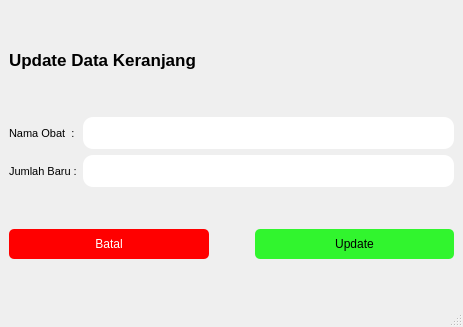
Qt form frontend/updateObatKeranjang.ui (RN-1986/Aplikasi-apotek) before a commit.
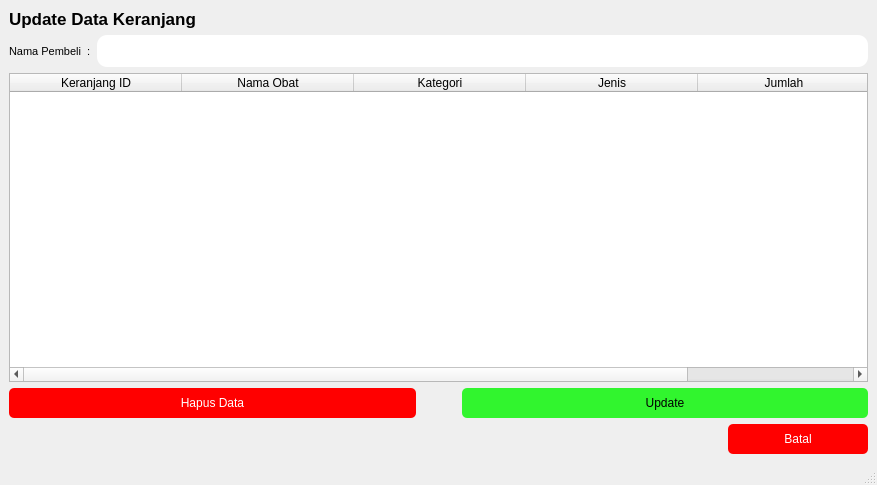
The same form after that commit.

What changed in the file:
```diff
--- a/frontend/updateObatKeranjang.ui
+++ b/frontend/updateObatKeranjang.ui
@@ -6,8 +6,8 @@
    <rect>
     <x>0</x>
     <y>0</y>
-    <width>463</width>
-    <height>327</height>
+    <width>877</width>
+    <height>485</height>
    </rect>
   </property>
   <property name="windowTitle">
@@ -42,16 +42,7 @@
     </item>
     <item>
      <layout class="QGridLayout" name="gridLayout">
-      <item row="1" column="2">
-       <widget class="QLineEdit" name="lineEdit_2">
-        <property name="styleSheet">
-         <string notr="true">background-color: rgb(255, 255, 255);
-border-radius: 10px;
-padding: 8px 8px;</string>
-        </property>
-       </widget>
-      </item>
-      <item row="0" column="1">
+      <item row="0" column="0">
        <widget class="QLabel" name="label_2">
         <property name="font">
          <font>
@@ -62,26 +53,11 @@
          <string notr="true"/>
         </property>
         <property name="text">
-         <string>Nama Obat  :</string>
+         <string>Nama Pembeli  :</string>
         </property>
        </widget>
       </item>
-      <item row="1" column="1">
-       <widget class="QLabel" name="label_4">
-        <property name="font">
-         <font>
-          <pointsize>8</pointsize>
-         </font>
-        </property>
-        <property name="styleSheet">
-         <string notr="true"/>
-        </property>
-        <property name="text">
-         <string>Jumlah Baru :</string>
-        </property>
-       </widget>
-      </item>
-      <item row="0" column="2">
+      <item row="0" column="1">
        <widget class="QLineEdit" name="lineEdit">
         <property name="styleSheet">
          <string notr="true">background-color: rgb(255, 255, 255);
@@ -92,6 +68,42 @@
       </item>
      </layout>
     </item>
+    <item>
+     <widget class="QTableWidget" name="tableWidget">
+      <property name="styleSheet">
+       <string notr="true">
+</string>
+      </property>
+      <attribute name="horizontalHeaderDefaultSectionSize">
+       <number>172</number>
+      </attribute>
+      <column>
+       <property name="text">
+        <string>Keranjang ID</string>
+       </property>
+      </column>
+      <column>
+       <property name="text">
+        <string>Nama Obat</string>
+       </property>
+      </column>
+      <column>
+       <property name="text">
+        <string>Kategori</string>
+       </property>
+      </column>
+      <column>
+       <property name="text">
+        <string>Jenis</string>
+       </property>
+      </column>
+      <column>
+       <property name="text">
+        <string>Jumlah</string>
+       </property>
+      </column>
+     </widget>
+    </item>
     <item>
      <layout class="QGridLayout" name="gridLayout_2">
       <item row="0" column="2">
@@ -125,7 +137,7 @@
        </widget>
       </item>
       <item row="0" column="0">
-       <widget class="QPushButton" name="pushButton_batal">
+       <widget class="QPushButton" name="pushButton_hapus">
         <property name="styleSheet">
          <string notr="true">QPushButton { 
 border-radius: 5px;
@@ -149,7 +161,7 @@
 }</string>
         </property>
         <property name="text">
-         <string>Batal</string>
+         <string>Hapus Data</string>
         </property>
        </widget>
       </item>
@@ -171,6 +183,36 @@
       </item>
      </layout>
     </item>
+    <item alignment="Qt::AlignRight">
+     <widget class="QPushButton" name="pushButton_batal">
+      <property name="styleSheet">
+       <string notr="true">QPushButton { 
+border-radius: 5px;
+padding: 8px 20px;
+min-width: 100px;   
+	background-color: rgb(255, 0, 0);
+    color: white;
+}
+
+/* Saat kursor hover */
+QPushButton:hover {
+     /* warna saat hover */
+background-color:rgb(213, 0, 0);
+	color: white;
+}
+
+/* Saat tombol ditekan */
+QPushButton:pressed {
+     /* warna saat ditekan */
+background-color: rgb(213, 0, 0);
+	color: white;
+}</string>
+      </property>
+      <property name="text">
+       <string>Batal</string>
+      </property>
+     </widget>
+    </item>
    </layout>
   </widget>
   <widget class="QMenuBar" name="menubar">
```
Left out of the diff: 62 changed lines with no effect on the pictures.
